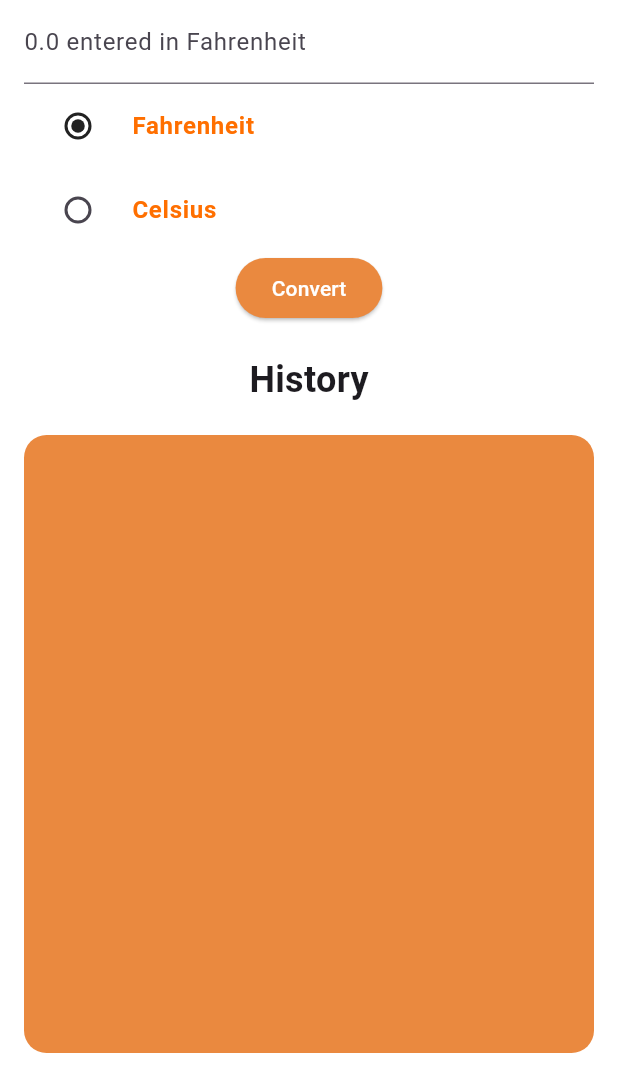
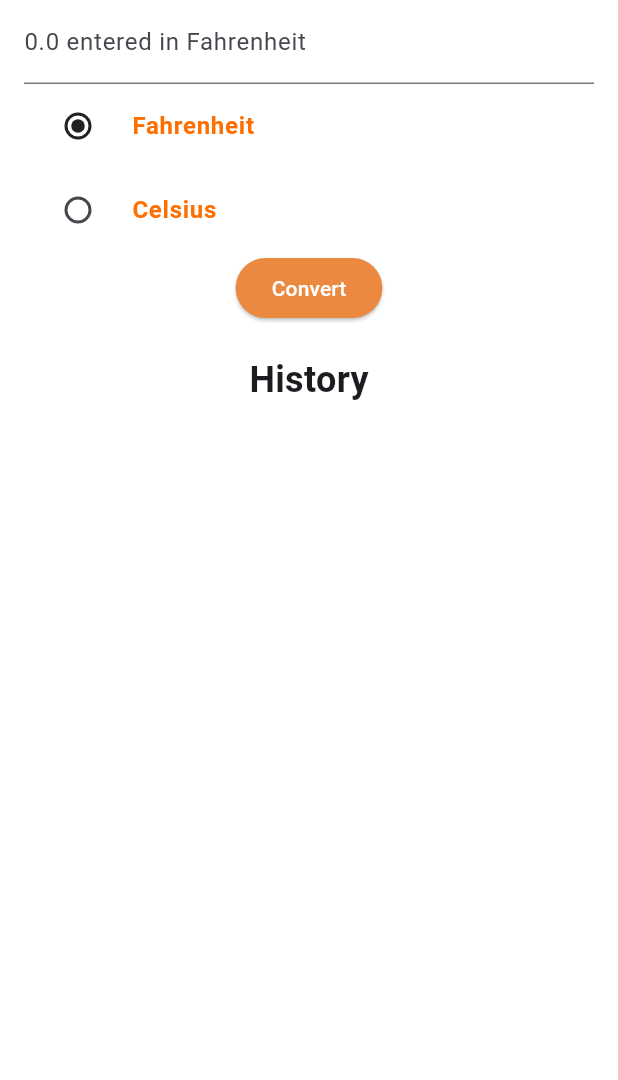
Before and after one commit to NinaMwangi/Temperature_Converter, a Flutter app: the screen it shows after launch, on a phone screen of 412 x 824 dp, the part 156-1236 px from its top. Run offline on Flutter 3.47's test engine with Material 3 defaults, Android fonts, the phone set to English and light mode, and no system bars.

Commit message:
Making the app responsive

```diff
--- a/lib/converter.dart
+++ b/lib/converter.dart
@@ -17,6 +17,7 @@ class _HomePageState extends State<HomePage> {
   double inTemp = 0.0, outTemp = 0.0;
   bool isFahr = true;
   final List<Conversion> _conversionHistory = [];
+  final TextEditingController _controller = TextEditingController();
 
   void _convert() {
     setState(() {
@@ -47,6 +48,9 @@ class _HomePageState extends State<HomePage> {
               : Text('$inTemp Celsius = $roundedOutTemp Fahrenheit'),
         ),
       );
+
+      // Clear input field after conversion
+      _controller.clear();
     });
   }
 
@@ -54,10 +58,13 @@ class _HomePageState extends State<HomePage> {
   Widget build(BuildContext context) {
     return Scaffold(
       backgroundColor: mainColor,
+      resizeToAvoidBottomInset: true,
       body: SafeArea(
+        child: SingleChildScrollView(
           child: Padding(
             padding: const EdgeInsets.symmetric(horizontal: 16.0, vertical: 18.0),
             child: Column(
+              mainAxisSize: MainAxisSize.min,
               mainAxisAlignment: MainAxisAlignment.start,
               crossAxisAlignment: CrossAxisAlignment.start,
               children: [
@@ -72,11 +79,11 @@ class _HomePageState extends State<HomePage> {
                     ),
                   ),
                 ),
-              Expanded(
-                child: Column(
+                Column(
                   mainAxisAlignment: MainAxisAlignment.center,
                   children: [
                     TextField(
+                      controller: _controller,
                       decoration: InputDecoration(
                         hintText: 'Enter Temperature',
                         labelText: isFahr
@@ -147,14 +154,16 @@ class _HomePageState extends State<HomePage> {
                       ),
                     ),
                     const SizedBox(height: 20),
-                    Expanded(
-                      child: Container(
-                        height: 50.0,
+                    Container(
                       decoration: BoxDecoration(
                         color: const Color.fromARGB(255, 234, 137, 63),
                         borderRadius: BorderRadius.circular(15.0),
                       ),
+                      constraints: BoxConstraints(
+                        maxHeight: MediaQuery.of(context).size.height * 0.4, // Adjust height accordingly
+                      ),
                       child: ListView.builder(
+                        shrinkWrap: true,
                         itemCount: _conversionHistory.length,
                         itemBuilder: (context, index) {
                           final conversion = _conversionHistory[index];
@@ -167,13 +176,13 @@ class _HomePageState extends State<HomePage> {
                             ),
                           );
                         },
-                        ),
+                        reverse: true,
                       ),
                     ),
                   ],
                 ),
+              ],
             ),
-            ],
           ),
         ),
       ),
```
Lines whose indentation alone changed are shown as unchanged.
